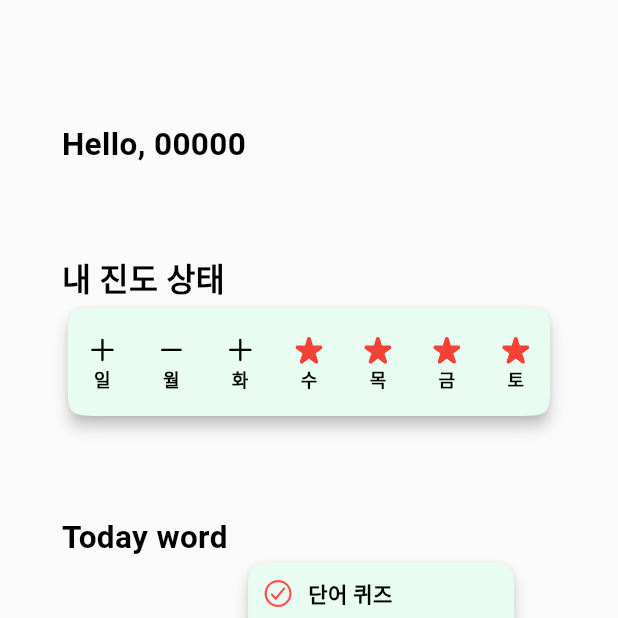
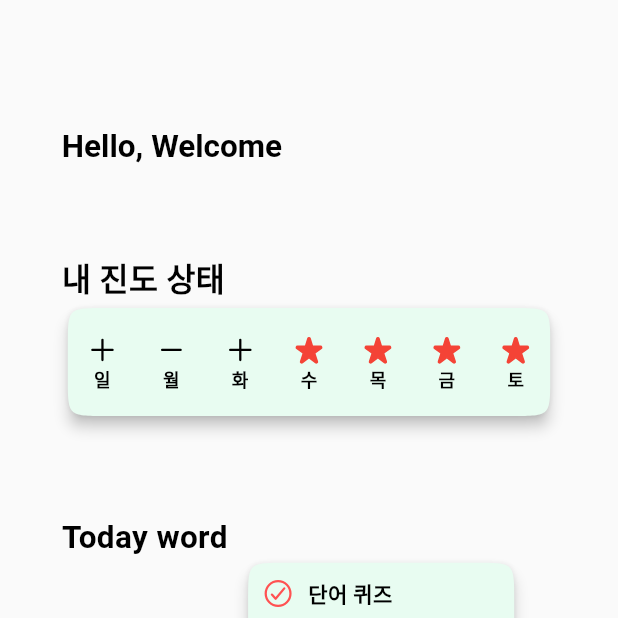
Before and after one commit to OpenBible3438/speaksafari, a Flutter app: the screen it shows after launch, on a phone screen of 412 x 824 dp, the top half of it. Run offline on Flutter 3.47's test engine with Material 3 defaults, Android fonts, the phone set to English and light mode, and no system bars; drawn by our look-alikes of animated_text_kit; our stand-ins replace firebase_core, flutter_riverpod, flutter_svg, google_sign_in; accounts and stored records are empty; Roboto replaces fonts that are missing (soyo_maple).

Commit message:
20240307 won :: feat - text animation 추가 :: fix - Runner file 손상되어 있어 제거 후 다시 생성

```diff
--- a/lib/src/view/main/home/home_page.dart
+++ b/lib/src/view/main/home/home_page.dart
@@ -1,3 +1,4 @@
+import 'package:animated_text_kit/animated_text_kit.dart';
 import 'package:flutter/cupertino.dart';
 import 'package:flutter/material.dart';
 import 'package:speak_safari/theme/component/asset_icon.dart';
@@ -28,8 +29,18 @@ class HomePage extends StatelessWidget {
           child:  Row(
             mainAxisAlignment: MainAxisAlignment.start,
             children: [
-              Text("Hello, 00000",
-                  style: AppTypo(typo: const SoyoMaple(), fontColor: Colors.black, fontWeight: FontWeight.w600).headline3
+              DefaultTextStyle(
+                style: AppTypo(typo: const SoyoMaple(), fontColor: Colors.black, fontWeight: FontWeight.w600).headline3,
+                child: AnimatedTextKit(
+                  animatedTexts: [
+                    WavyAnimatedText('Hello, Welcome'),
+                    WavyAnimatedText('00000'),
+                  ],
+                  isRepeatingAnimation: false,
+                  onTap: () {
+                    print("Tap Event");
+                  },
+                ),
               ),
             ],
           ),
--- a/pubspec.yaml
+++ b/pubspec.yaml
@@ -40,6 +40,7 @@ dependencies:
   google_sign_in: ^6.2.1
   flutter_riverpod: ^2.4.10
   firebase_auth: ^4.17.7
+  animated_text_kit: ^4.2.2
 dev_dependencies:
   flutter_test:
     sdk: flutter
```
Also changed, not shown: pubspec.lock, 16 other files.
